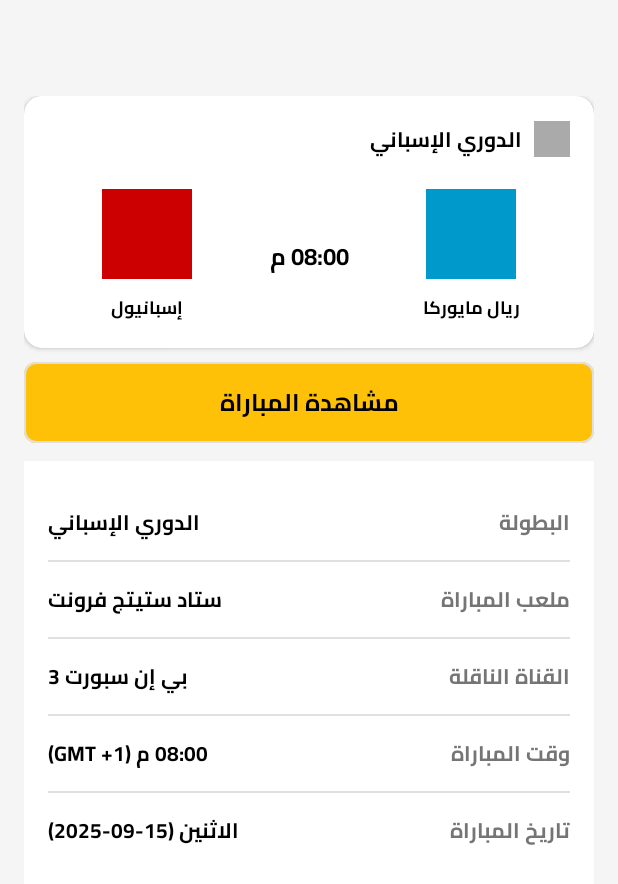
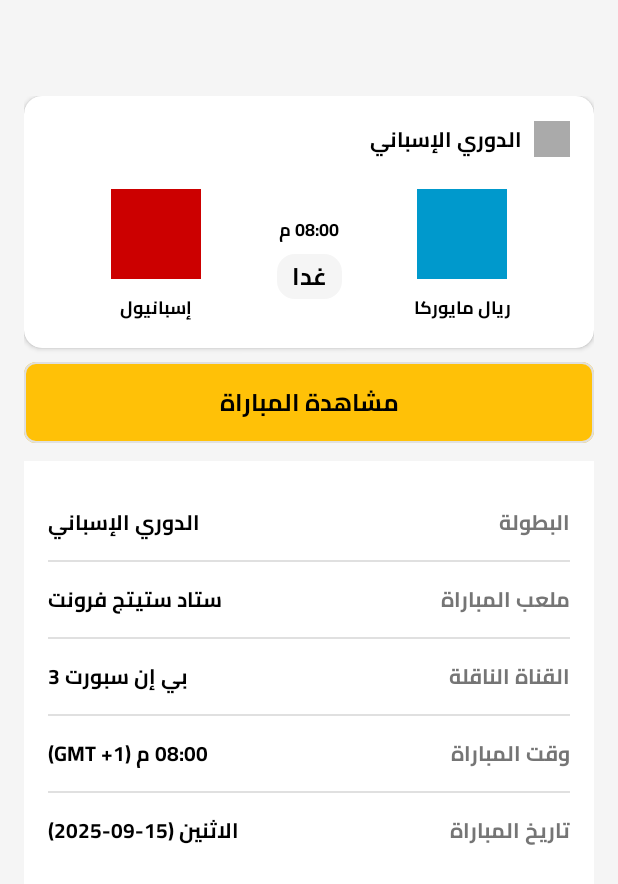
Before and after one commit to djxxber3/footstique-app, an Android app: the layout activity_match_detail.xml on its own in the app's theme, with its tools: preview values and no code run, on a phone screen of 412 x 824 dp. Shown: the top 884 px of the screen. Run offline under Robolectric (Android 15) with nearby library versions, the phone set to English and light mode, and no system bars.

Commit message:
first commit

```diff
--- a/app/src/main/res/layout/activity_match_detail.xml
+++ b/app/src/main/res/layout/activity_match_detail.xml
@@ -100,23 +100,32 @@
                                 android:textAlignment="center"
                                 tools:text="ريال مايوركا" />
                         </LinearLayout>
-
                         <LinearLayout
                             android:layout_width="wrap_content"
                             android:layout_height="wrap_content"
-                            android:orientation="horizontal"
+                            android:orientation="vertical"
                             android:gravity="center_horizontal"
-                            android:layout_gravity="center">
+                            android:layout_gravity="center"
+                            android:padding="8dp">
 
                             <TextView
                                 android:id="@+id/tvKickoffTime"
                                 android:layout_width="wrap_content"
+                                android:layout_marginBottom="5dp"
                                 android:layout_height="wrap_content"
                                 android:textColor="@android:color/black"
+                                android:textSize="12sp"
+                                tools:text="08:00 م"/>
+
+                            <TextView
+                                android:id="@+id/tvMatchStatus"
+                                android:layout_width="wrap_content"
+                                android:layout_height="wrap_content"
+                                android:paddingHorizontal="10dp"
+                                android:background="@drawable/time_background"
+                                android:textColor="@android:color/black"
                                 android:textSize="16sp"
-                                android:layout_marginStart="16dp"
-                                android:layout_marginEnd="16dp"
-                                tools:text="08:00 م"/>
+                                tools:text="غدا"/>
 
                         </LinearLayout>
 
--- a/app/src/main/res/values/themes.xml
+++ b/app/src/main/res/values/themes.xml
@@ -19,8 +19,8 @@
 
         <item name="android:textColorPrimary">@color/text_dark_grey</item>
         <item name="android:textColorSecondary">@color/text_medium_grey</item>
-        <item name="android:fontFamily">@font/fs_font</item>
-        <item name="fontFamily">@font/fs_font</item>
+        <item name="android:fontFamily">@font/fs_font_bold</item>
+        <item name="fontFamily">@font/fs_font_bold</item>
     </style>
 
     <!-- Black splash theme to ensure initial screen is always black -->
@@ -31,7 +31,7 @@
         <item name="android:navigationBarColor">@android:color/black</item>
         <item name="android:windowLightStatusBar">false</item>
         <item name="android:windowLightNavigationBar">false</item>
-        <item name="android:fontFamily">@font/fs_font</item>
-        <item name="fontFamily">@font/fs_font</item>
+        <item name="android:fontFamily">@font/fs_font_bold</item>
+        <item name="fontFamily">@font/fs_font_bold</item>
     </style>
 </resources>
```
Also changed, not shown: app/src/main/java/com/footstique/live/MatchDetailActivity.java (+57 -0 lines), app/src/main/res/font/fs_font.ttf, app/src/main/res/font/fs_font_bold.ttf (added).
